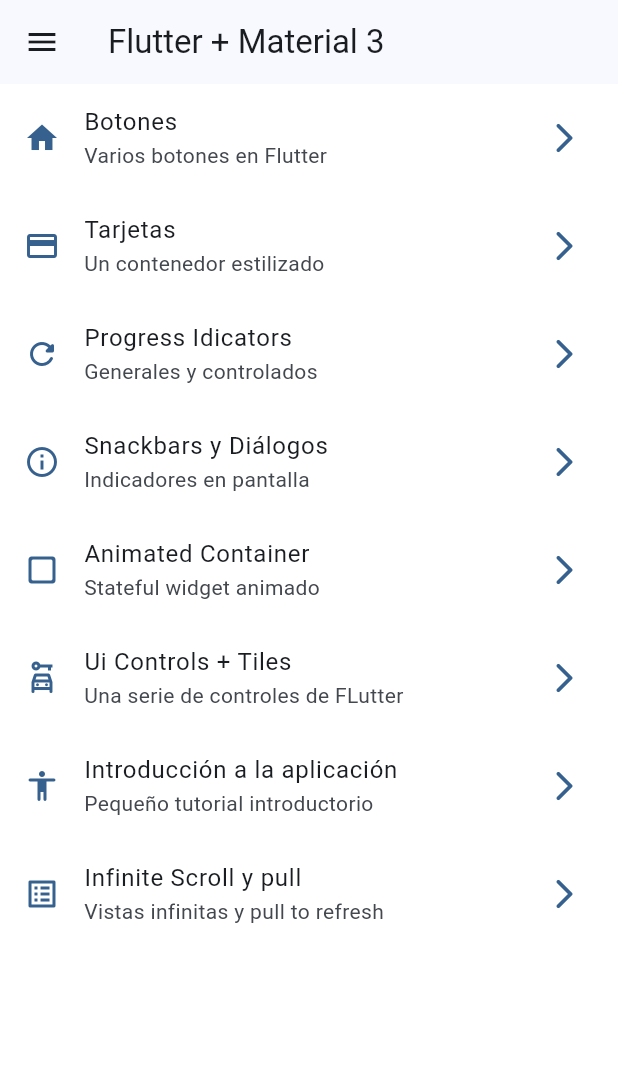
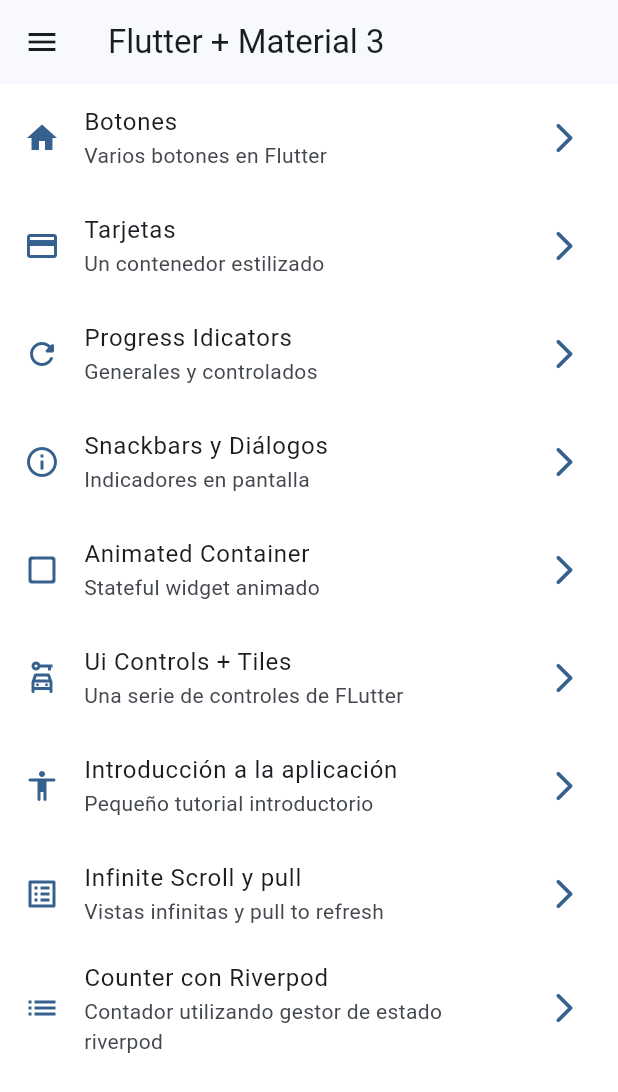
Before and after one commit to Frank076-web/widgets_app_flutter, a Flutter app: the screen it shows after launch, on a phone screen of 412 x 824 dp. Shown: the top 1092 px of the screen. Run offline on Flutter 3.47's test engine with Material 3 defaults, Android fonts, the phone set to English and light mode, and no system bars; our stand-ins replace animate_do, flutter_riverpod, go_router.

Commit message:
instalado riverpod y creados providers de contador y de darkMode

```diff
--- a/lib/config/menu/menu_items.dart
+++ b/lib/config/menu/menu_items.dart
@@ -84,4 +84,12 @@ List<MenuItem> appMenuItems = const [
     path: '/infinite',
     widget: InfiniteScrollScreen(),
   ),
+  MenuItem(
+    title: 'Counter con Riverpod',
+    subTitle: 'Contador utilizando gestor de estado riverpod',
+    routeName: CounterScreen.name,
+    icon: Icons.list,
+    path: '/counter',
+    widget: CounterScreen(),
+  ),
 ];
--- a/lib/main.dart
+++ b/lib/main.dart
@@ -1,7 +1,8 @@
 import 'package:flutter/material.dart';
+import 'package:flutter_riverpod/flutter_riverpod.dart';
 import 'package:widgets_app/config/config.dart';
 
-void main() => runApp(const MyApp());
+void main() => runApp(const ProviderScope(child: MyApp()));
 
 class MyApp extends StatelessWidget {
   const MyApp({super.key});
--- /dev/null
+++ b/lib/presentation/providers/counter_provider.dart
@@ -0,0 +1,5 @@
+import 'package:flutter_riverpod/flutter_riverpod.dart';
+
+final counterProvider = StateProvider<int>(
+  (ref) => 5,
+);
--- /dev/null
+++ b/lib/presentation/providers/providers.dart
@@ -0,0 +1,2 @@
+export 'counter_provider.dart';
+export 'theme_provider.dart';
--- /dev/null
+++ b/lib/presentation/providers/theme_provider.dart
@@ -0,0 +1,5 @@
+import 'package:flutter_riverpod/flutter_riverpod.dart';
+
+final isDarkmodeProvider = StateProvider<bool>(
+  (ref) => false,
+);
--- /dev/null
+++ b/lib/presentation/screens/counter/counter.dart
@@ -0,0 +1 @@
+export 'counter_screen.dart';
--- /dev/null
+++ b/lib/presentation/widgets/counter/counter.dart
@@ -0,0 +1 @@
+export 'counter_view.dart';
--- a/lib/presentation/widgets/widgets.dart
+++ b/lib/presentation/widgets/widgets.dart
@@ -2,6 +2,7 @@ export 'animated/animated.dart';
 export 'app_tutorial/app_tutorial.dart';
 export 'buttons/buttons.dart';
 export 'cards/cards.dart';
+export 'counter/counter.dart';
 export 'home/home.dart';
 export 'infinite_scroll/infinite_scroll.dart';
 export 'progress/progress.dart';
--- a/pubspec.yaml
+++ b/pubspec.yaml
@@ -32,6 +32,7 @@ dependencies:
   cupertino_icons: ^1.0.8
   flutter:
     sdk: flutter
+  flutter_riverpod: ^2.5.1
   go_router: ^14.3.0
 
 dev_dependencies:
```
Also changed, not shown: lib/presentation/screens/counter/counter_screen.dart (added, +40 -0 lines), lib/presentation/screens/screens.dart (+1 -9 lines), lib/presentation/widgets/counter/counter_view.dart (added, +21 -0 lines), pubspec.lock.
